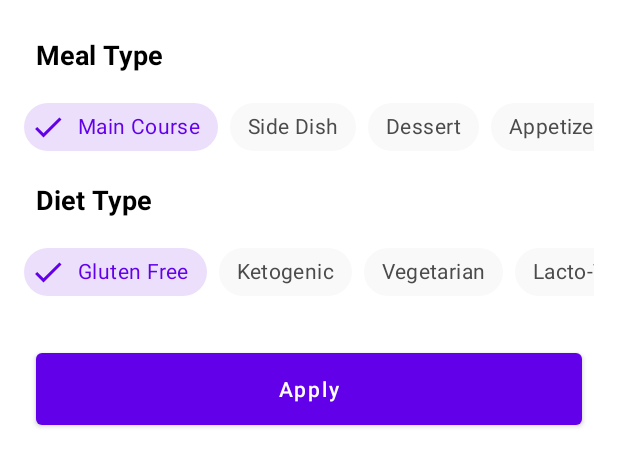
After one commit to betulantep/FoodyApp, an Android app: the layout recipes_bottom_sheet.xml on its own in the app's theme, with its tools: preview values and no code run, on a phone screen of 412 x 824 dp. The commit adds this screen. Shown: the top 466 px of the screen. Run offline under Robolectric (Android 15) with nearby library versions, the phone set to English and light mode, and no system bars; Roboto replaces fonts that are not available here.

Commit message:
recipe bottom sheet and custom chip style

```diff
--- a/app/src/main/java/com/betulantep/foody/ui/fragments/recipes/RecipesFragment.kt
+++ b/app/src/main/java/com/betulantep/foody/ui/fragments/recipes/RecipesFragment.kt
@@ -8,6 +8,7 @@ import androidx.fragment.app.Fragment
 import androidx.fragment.app.viewModels
 import androidx.lifecycle.Observer
 import androidx.lifecycle.lifecycleScope
+import androidx.navigation.fragment.findNavController
 import androidx.recyclerview.widget.LinearLayoutManager
 import com.betulantep.foody.R
 import com.betulantep.foody.adapters.RecipesAdapter
@@ -27,16 +28,17 @@ class RecipesFragment : Fragment(R.layout.fragment_recipes) {
     private val recipeViewModel : RecipesViewModel by viewModels()
     private val mAdapter by lazy { RecipesAdapter() }
 
-    override fun onCreate(savedInstanceState: Bundle?) {
-        super.onCreate(savedInstanceState)
 
-    }
     override fun onViewCreated(view: View, savedInstanceState: Bundle?) {
         super.onViewCreated(view, savedInstanceState)
         binding.lifecycleOwner = this
         binding.mainViewModel = mainViewModel
         setupRecyclerView()
         readDatabase()
+
+        binding.fabRecipe.setOnClickListener {
+            findNavController().navigate(R.id.action_recipesFragment_to_recipesBottomSheet)
+        }
     }
 
     private fun setupRecyclerView() {
--- /dev/null
+++ b/app/src/main/java/com/betulantep/foody/ui/fragments/recipes/bottomsheet/RecipesBottomSheet.kt
@@ -0,0 +1,18 @@
+package com.betulantep.foody.ui.fragments.recipes.bottomsheet
+
+import android.os.Bundle
+import android.view.LayoutInflater
+import android.view.View
+import android.view.ViewGroup
+import com.betulantep.foody.R
+import com.google.android.material.bottomsheet.BottomSheetDialogFragment
+
+class RecipesBottomSheet : BottomSheetDialogFragment() {
+    override fun onCreateView(
+        inflater: LayoutInflater, container: ViewGroup?,
+        savedInstanceState: Bundle?
+    ): View? {
+        // Inflate the layout for this fragment
+        return inflater.inflate(R.layout.recipes_bottom_sheet, container, false)
+    }
+}
--- a/app/src/main/java/com/betulantep/foody/util/Constants.kt
+++ b/app/src/main/java/com/betulantep/foody/util/Constants.kt
@@ -3,6 +3,18 @@ package com.betulantep.foody.util
 class Constants {
     companion object{
         const val BASE_URL = "https://api.spoonacular.com"
-        const val API_KEY = "2"
+        const val API_KEY = "YOUR KEY NUMBER"
+
+        //API QUERY KEYS
+        const val QUERY_NUMBER = "number"
+        const val QUERY_API_KEY = "apiKey"
+        const val QUERY_TYPE = "type"
+        const val QUERY_DIET = "diet"
+        const val QUERY_ADD_RECIPE_INFORMATION = "addRecipeInformation"
+        const val QUERY_FILL_INGREDIENTS = "fillIngredients"
+
+        //ROOM
+        const val DATABASE_NAME = "recipes_database"
+        const val RECIPES_TABLE = "recipes_table"
     }
 }
--- /dev/null
+++ b/app/src/main/res/color/chip_background_color.xml
@@ -0,0 +1,5 @@
+<?xml version="1.0" encoding="utf-8"?>
+<selector xmlns:android="http://schemas.android.com/apk/res/android">
+    <item android:color="@color/checkedChipBackgroundColor" android:state_checked="true"/>
+    <item android:color="@color/chipBackgroundColor" android:state_checked="false"/>
+</selector>
--- /dev/null
+++ b/app/src/main/res/color/chip_text_color.xml
@@ -0,0 +1,5 @@
+<?xml version="1.0" encoding="utf-8"?>
+<selector xmlns:android="http://schemas.android.com/apk/res/android">
+    <item android:color="@color/checkedChipTextColor" android:state_checked="true"/>
+    <item android:color="@color/chipTextColor" android:state_checked="false"/>
+</selector>
--- a/app/src/main/res/layout/fragment_recipes.xml
+++ b/app/src/main/res/layout/fragment_recipes.xml
@@ -50,7 +50,7 @@
             app:layout_constraintTop_toTopOf="parent" />
 
         <com.google.android.material.floatingactionbutton.FloatingActionButton
-            android:id="@+id/floatingActionButton"
+            android:id="@+id/fabRecipe"
             android:layout_width="wrap_content"
             android:layout_height="wrap_content"
             android:layout_marginEnd="24dp"
@@ -82,7 +82,7 @@
             android:layout_height="wrap_content"
             android:layout_marginTop="8dp"
             android:alpha="0.5"
-            android:text="No Internet Connection."
+            android:text="@string/no_internet_connection"
             android:textSize="18sp"
             android:textStyle="bold"
             android:visibility="invisible"
@@ -91,7 +91,5 @@
             app:layout_constraintEnd_toEndOf="@+id/error_imageView"
             app:layout_constraintStart_toStartOf="@+id/error_imageView"
             app:layout_constraintTop_toBottomOf="@+id/error_imageView" />
-
-
     </androidx.constraintlayout.widget.ConstraintLayout>
 </layout>
--- /dev/null
+++ b/app/src/main/res/layout/recipes_bottom_sheet.xml
@@ -0,0 +1,279 @@
+<?xml version="1.0" encoding="utf-8"?>
+<androidx.constraintlayout.widget.ConstraintLayout xmlns:android="http://schemas.android.com/apk/res/android"
+    xmlns:app="http://schemas.android.com/apk/res-auto"
+    xmlns:tools="http://schemas.android.com/tools"
+    android:layout_width="match_parent"
+    android:layout_height="wrap_content"
+    android:background="@color/white"
+    tools:context=".ui.fragments.recipes.bottomsheet.RecipesBottomSheet">
+
+    <TextView
+        android:id="@+id/tvMealType"
+        android:layout_width="wrap_content"
+        android:layout_height="wrap_content"
+        android:layout_marginStart="24dp"
+        android:layout_marginTop="24dp"
+        android:text="@string/meal_type"
+        android:textColor="@color/black"
+        android:textSize="18sp"
+        android:textStyle="bold"
+        app:layout_constraintStart_toStartOf="parent"
+        app:layout_constraintTop_toTopOf="parent" />
+
+    <HorizontalScrollView
+        android:id="@+id/scrollView_MealType"
+        android:layout_width="match_parent"
+        android:layout_height="wrap_content"
+        android:layout_marginStart="16dp"
+        android:layout_marginTop="12dp"
+        android:layout_marginEnd="16dp"
+        android:scrollbars="none"
+        app:layout_constraintEnd_toEndOf="parent"
+        app:layout_constraintStart_toStartOf="parent"
+        app:layout_constraintTop_toBottomOf="@+id/tvMealType">
+
+        <LinearLayout
+            android:layout_width="wrap_content"
+            android:layout_height="wrap_content"
+            android:orientation="horizontal">
+
+            <com.google.android.material.chip.ChipGroup
+                android:id="@+id/chipGroup_MealType"
+                android:layout_width="match_parent"
+                android:layout_height="match_parent"
+                app:checkedChip="@+id/chip_MainCourse"
+                app:selectionRequired="true"
+                app:singleLine="true"
+                app:singleSelection="true">
+
+                <com.google.android.material.chip.Chip
+                    style="@style/CustomChipStyle"
+                    android:id="@+id/chip_MainCourse"
+                    android:layout_width="wrap_content"
+                    android:layout_height="wrap_content"
+                    android:text="@string/main_course" />
+
+                <com.google.android.material.chip.Chip
+                    style="@style/CustomChipStyle"
+                    android:id="@+id/chip_SideDish"
+                    android:layout_width="wrap_content"
+                    android:layout_height="wrap_content"
+                    android:text="@string/side_dish" />
+
+                <com.google.android.material.chip.Chip
+                    style="@style/CustomChipStyle"
+                    android:id="@+id/chip_Dessert"
+                    android:layout_width="wrap_content"
+                    android:layout_height="wrap_content"
+                    android:text="@string/dessert" />
+
+                <com.google.android.material.chip.Chip
+                    style="@style/CustomChipStyle"
+                    android:id="@+id/chip_Appetizer"
+                    android:layout_width="wrap_content"
+                    android:layout_height="wrap_content"
+                    android:text="@string/appetizer" />
+
+                <com.google.android.material.chip.Chip
+                    style="@style/CustomChipStyle"
+                    android:id="@+id/chip_Salad"
+                    android:layout_width="wrap_content"
+                    android:layout_height="wrap_content"
+                    android:text="@string/salad" />
+
+                <com.google.android.material.chip.Chip
+                    style="@style/CustomChipStyle"
+                    android:id="@+id/chip_bread"
+                    android:layout_width="wrap_content"
+                    android:layout_height="wrap_content"
+                    android:text="@string/bread" />
+
+                <com.google.android.material.chip.Chip
+                    style="@style/CustomChipStyle"
+                    android:id="@+id/chip_Soup"
+                    android:layout_width="wrap_content"
+                    android:layout_height="wrap_content"
+                    android:text="@string/soup" />
+
+                <com.google.android.material.chip.Chip
+                    style="@style/CustomChipStyle"
+                    android:id="@+id/chip_Beverage"
+                    android:layout_width="wrap_content"
+                    android:layout_height="wrap_content"
+                    android:text="@string/beverage" />
+
+                <com.google.android.material.chip.Chip
+                    style="@style/CustomChipStyle"
+                    android:id="@+id/chip_Sauce"
+                    android:layout_width="wrap_content"
+                    android:layout_height="wrap_content"
+                    android:text="@string/sauce" />
+
+                <com.google.android.material.chip.Chip
+                    style="@style/CustomChipStyle"
+                    android:id="@+id/chip_Marinade"
+                    android:layout_width="wrap_content"
+                    android:layout_height="wrap_content"
+                    android:text="@string/marinade" />
+
+                <com.google.android.material.chip.Chip
+                    style="@style/CustomChipStyle"
+                    android:id="@+id/chip_FingerFood"
+                    android:layout_width="wrap_content"
+                    android:layout_height="wrap_content"
+                    android:text="@string/fingerfood" />
+
+                <com.google.android.material.chip.Chip
+                    style="@style/CustomChipStyle"
+                    android:id="@+id/chip_Snack"
+                    android:layout_width="wrap_content"
+                    android:layout_height="wrap_content"
+                    android:text="@string/snack" />
+
+                <com.google.android.material.chip.Chip
+                    style="@style/CustomChipStyle"
+                    android:id="@+id/chip_Drink"
+                    android:layout_width="wrap_content"
+                    android:layout_height="wrap_content"
+                    android:text="@string/drink" />
+
+            </com.google.android.material.chip.ChipGroup>
+        </LinearLayout>
+    </HorizontalScrollView>
+
+    <TextView
+        android:id="@+id/tvDietType"
+        android:layout_width="wrap_content"
+        android:layout_height="wrap_content"
+        android:layout_marginStart="24dp"
+        android:layout_marginTop="12dp"
+        android:text="@string/diet_type"
+        android:textColor="@color/black"
+        android:textSize="18sp"
+        android:textStyle="bold"
+        app:layout_constraintStart_toStartOf="parent"
+        app:layout_constraintTop_toBottomOf="@+id/scrollView_MealType" />
+
+    <HorizontalScrollView
+        android:id="@+id/scrollView_DietType"
+        android:layout_width="match_parent"
+        android:layout_height="wrap_content"
+        android:layout_marginStart="16dp"
+        android:layout_marginTop="12dp"
+        android:layout_marginEnd="16dp"
+        android:scrollbars="none"
+        app:layout_constraintEnd_toEndOf="parent"
+        app:layout_constraintStart_toStartOf="parent"
+        app:layout_constraintTop_toBottomOf="@+id/tvDietType">
+
+        <LinearLayout
+            android:layout_width="wrap_content"
+            android:layout_height="wrap_content"
+            android:orientation="horizontal">
+
+            <com.google.android.material.chip.ChipGroup
+                android:id="@+id/chipGroup_DietType"
+                android:layout_width="match_parent"
+                android:layout_height="match_parent"
+                app:checkedChip="@+id/chip_GlutenFree"
+                app:selectionRequired="true"
+                app:singleLine="true"
+                app:singleSelection="true">
+
+                <com.google.android.material.chip.Chip
+                    style="@style/CustomChipStyle"
+                    android:id="@+id/chip_GlutenFree"
+                    android:layout_width="wrap_content"
+                    android:layout_height="wrap_content"
+                    android:text="@string/gluten_free" />
+
+                <com.google.android.material.chip.Chip
+                    style="@style/CustomChipStyle"
+                    android:id="@+id/chip_Ketogenic"
+                    android:layout_width="wrap_content"
+                    android:layout_height="wrap_content"
+                    android:text="@string/ketogenic" />
+
+                <com.google.android.material.chip.Chip
+                    style="@style/CustomChipStyle"
+                    android:id="@+id/chip_Vegetarian"
+                    android:layout_width="wrap_content"
+                    android:layout_height="wrap_content"
+                    android:text="@string/vegetarian" />
+
+                <com.google.android.material.chip.Chip
+                    style="@style/CustomChipStyle"
+                    android:id="@+id/chip_LactoVegetarian"
+                    android:layout_width="wrap_content"
+                    android:layout_height="wrap_content"
+                    android:text="@string/lacto_vegetarian" />
+
+                <com.google.android.material.chip.Chip
+                    style="@style/CustomChipStyle"
+                    android:id="@+id/chip_OvoVegetarian"
+                    android:layout_width="wrap_content"
+                    android:layout_height="wrap_content"
+                    android:text="@string/ovo_vegetarian" />
+
+                <com.google.android.material.chip.Chip
+                    style="@style/CustomChipStyle"
+                    android:id="@+id/chip_Vegan"
+                    android:layout_width="wrap_content"
+                    android:layout_height="wrap_content"
+                    android:text="@string/vegan" />
+
+                <com.google.android.material.chip.Chip
+                    style="@style/CustomChipStyle"
+                    android:id="@+id/chip_Pescetarian"
+                    android:layout_width="wrap_content"
+                    android:layout_height="wrap_content"
+                    android:text="@string/pescetarian" />
+
+                <com.google.android.material.chip.Chip
+                    style="@style/CustomChipStyle"
+                    android:id="@+id/chip_Paleo"
+                    android:layout_width="wrap_content"
+                    android:layout_height="wrap_content"
+                    android:text="@string/paleo" />
+
+                <com.google.android.material.chip.Chip
+                    style="@style/CustomChipStyle"
+                    android:id="@+id/chip_Primal"
+                    android:layout_width="wrap_content"
+                    android:layout_height="wrap_content"
+                    android:text="@string/primal" />
+
+                <com.google.android.material.chip.Chip
+                    style="@style/CustomChipStyle"
+                    android:id="@+id/chip_LowFODMAP"
+                    android:layout_width="wrap_content"
+                    android:layout_height="wrap_content"
+                    android:text="@string/low_fodmap" />
+
+                <com.google.android.material.chip.Chip
+                    style="@style/CustomChipStyle"
+                    android:id="@+id/chip_Whole30"
+                    android:layout_width="wrap_content"
+                    android:layout_height="wrap_content"
+                    android:text="@string/whole30" />
+            </com.google.android.material.chip.ChipGroup>
+        </LinearLayout>
+    </HorizontalScrollView>
+
+    <Button
+        android:id="@+id/btnApply"
+        android:layout_width="match_parent"
+        android:layout_height="60dp"
+        android:layout_marginStart="24dp"
+        android:layout_marginTop="24dp"
+        android:layout_marginEnd="24dp"
+        android:layout_marginBottom="24dp"
+        android:text="@string/apply"
+        android:textAllCaps="false"
+        app:layout_constraintBottom_toBottomOf="parent"
+        app:layout_constraintEnd_toEndOf="parent"
+        app:layout_constraintStart_toStartOf="parent"
+        app:layout_constraintTop_toBottomOf="@+id/scrollView_DietType" />
+
+
+</androidx.constraintlayout.widget.ConstraintLayout>
--- a/app/src/main/res/navigation/nav_graph.xml
+++ b/app/src/main/res/navigation/nav_graph.xml
@@ -9,7 +9,11 @@
         android:id="@+id/recipesFragment"
         android:name="com.betulantep.foody.ui.fragments.recipes.RecipesFragment"
         android:label="Recipes"
-        tools:layout="@layout/fragment_recipes" />
+        tools:layout="@layout/fragment_recipes" >
+        <action
+            android:id="@+id/action_recipesFragment_to_recipesBottomSheet"
+            app:destination="@id/recipesBottomSheet" />
+    </fragment>
     <fragment
         android:id="@+id/favoriteRecipesFragment"
         android:name="com.betulantep.foody.ui.fragments.favorites.FavoriteRecipesFragment"
@@ -20,4 +24,13 @@
         android:name="com.betulantep.foody.ui.fragments.foodjoke.FoodJokeFragment"
         android:label="Food Joke"
         tools:layout="@layout/fragment_food_joke" />
+    <dialog
+        android:id="@+id/recipesBottomSheet"
+        android:name="com.betulantep.foody.ui.fragments.recipes.bottomsheet.RecipesBottomSheet"
+        android:label="recipes_bottom_sheet"
+        tools:layout="@layout/recipes_bottom_sheet" >
+        <action
+            android:id="@+id/action_recipesBottomSheet_to_recipesFragment"
+            app:destination="@id/recipesFragment" />
+    </dialog>
 </navigation>
--- a/app/src/main/res/values/colors.xml
+++ b/app/src/main/res/values/colors.xml
@@ -16,4 +16,10 @@
     <color name="red">#FF4646</color>
     <color name="yellow">#FFC114</color>
     <color name="green">#00C980</color>
+
+    //Custom chip style
+    <color name="checkedChipBackgroundColor">#206200EA</color>
+    <color name="chipBackgroundColor">@color/lightGray</color>
+    <color name="checkedChipTextColor">@color/colorPrimary</color>
+    <color name="chipTextColor">@color/darkGray</color>
 </resources>
--- a/app/src/main/res/values/strings.xml
+++ b/app/src/main/res/values/strings.xml
@@ -3,4 +3,35 @@
     <string name="recipes_fragment">Recipes</string>
     <string name="favorite_recipes_fragment">Favorites</string>
     <string name="food_joke_fragment">Food Joke</string>
+    <!-- TODO: Remove or change this placeholder text -->
+    <string name="hello_blank_fragment">Hello blank fragment</string>
+    <string name="meal_type">Meal Type</string>
+    <string name="main_course">Main Course</string>
+    <string name="side_dish">Side Dish</string>
+    <string name="dessert">Dessert</string>
+    <string name="appetizer">Appetizer</string>
+    <string name="salad">Salad</string>
+    <string name="bread">Bread</string>
+    <string name="breakfast">Breakfast</string>
+    <string name="soup">Soup</string>
+    <string name="beverage">Beverage</string>
+    <string name="sauce">Sauce</string>
+    <string name="marinade">Marinade</string>
+    <string name="fingerfood">Fingerfood</string>
+    <string name="snack">Snack</string>
+    <string name="drink">Drink</string>
+    <string name="diet_type">Diet Type</string>
+    <string name="gluten_free">Gluten Free</string>
+    <string name="ketogenic">Ketogenic</string>
+    <string name="vegetarian">Vegetarian</string>
+    <string name="lacto_vegetarian">Lacto-Vegetarian</string>
+    <string name="ovo_vegetarian">Ovo-Vegetarian</string>
+    <string name="vegan">Vegan</string>
+    <string name="pescetarian">Pescetarian</string>
+    <string name="paleo">Paleo</string>
+    <string name="primal">Primal</string>
+    <string name="low_fodmap">Low FODMAP</string>
+    <string name="whole30">Whole30</string>
+    <string name="apply">Apply</string>
+    <string name="no_internet_connection">No Internet Connection.</string>
 </resources>
--- a/app/src/main/res/values/themes.xml
+++ b/app/src/main/res/values/themes.xml
@@ -4,10 +4,21 @@
         <!-- Primary brand color. -->
         <item name="colorPrimary">@color/colorPrimary</item>
         <item name="colorPrimaryVariant">@color/colorPrimaryDark</item>
-        <item name="colorOnPrimary">@color/white</item>
+        //<item name="colorOnPrimary">@color/white</item>
+
+        <!-- Customize your theme here. -->
+        <item name="colorPrimaryDark">@color/colorPrimaryDark</item>
+        <item name="colorAccent">@color/colorAccent</item>
+
         <!-- Status bar color. -->
         <item name="android:statusBarColor" tools:targetApi="l">?attr/colorPrimaryVariant</item>
         <!-- Customize your theme here. -->
         <item name="backgroundColor">@color/colorAccent</item>
     </style>
+
+    <style name="CustomChipStyle" parent="Widget.MaterialComponents.Chip.Filter">
+        <item name="chipBackgroundColor">@color/chip_background_color</item>
+        <item name="android:textColor">@color/chip_text_color</item>
+        <item name="checkedIconTint">@color/chip_text_color</item>
+    </style>
 </resources>
```
